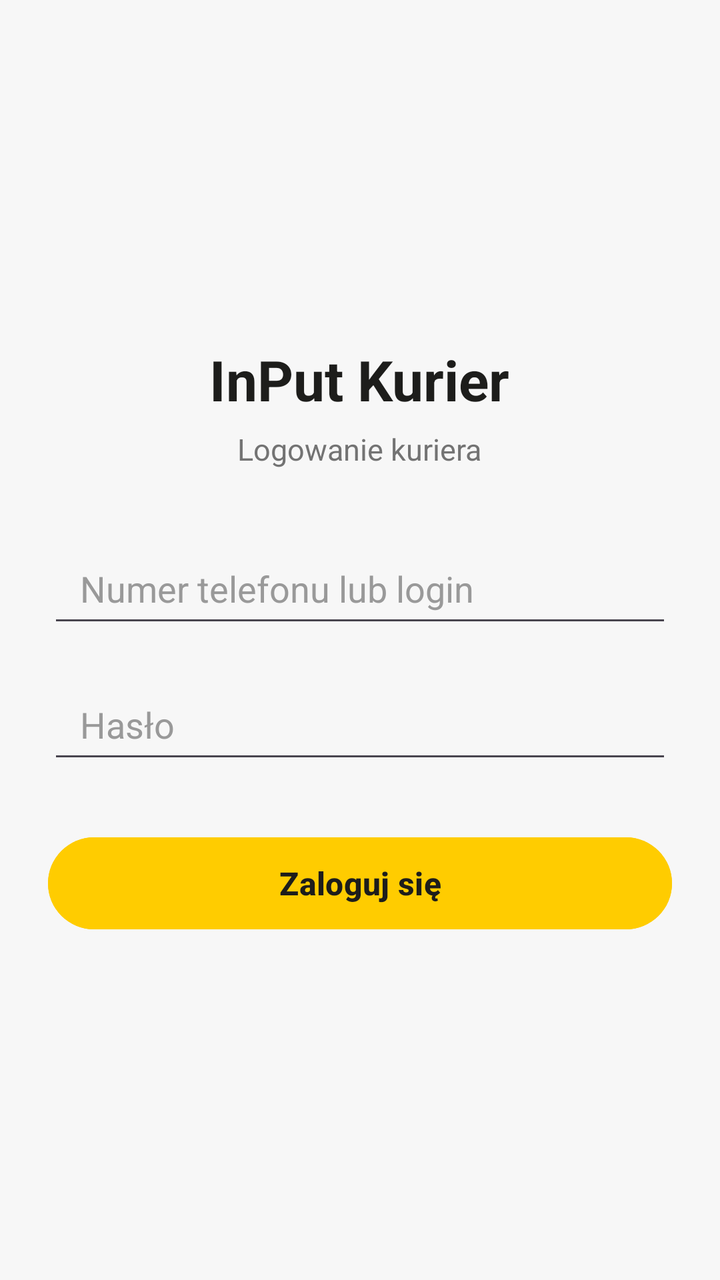
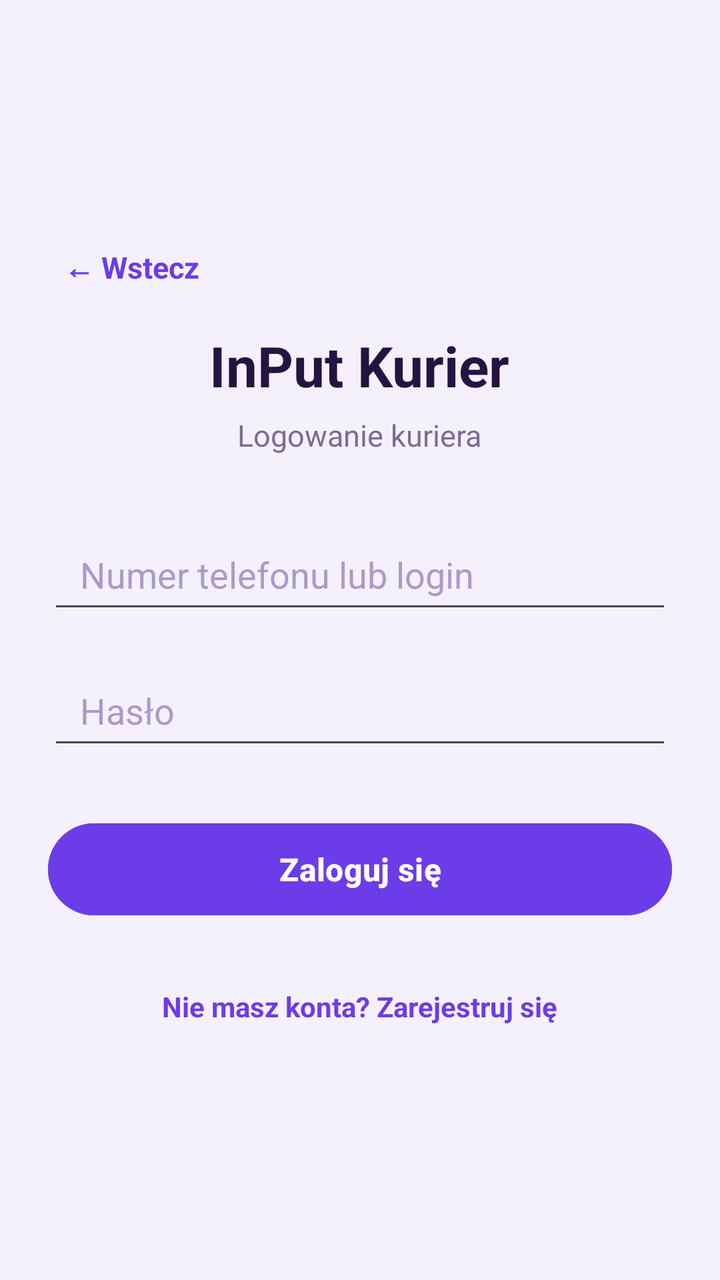

Before-and-after screenshots of an Android layout around one commit, followed by the original layout XML and the change that was made.
<!-- AndroidManifest.xml: application theme Theme.DemoEmptyActivity -->
<!-- res/layout/activity_login_courier.xml -->
<?xml version="1.0" encoding="utf-8"?>
<androidx.appcompat.widget.LinearLayoutCompat
        xmlns:android="http://schemas.android.com/apk/res/android"
        xmlns:tools="http://schemas.android.com/tools"
        android:id="@+id/main"
        android:layout_width="match_parent"
        android:layout_height="match_parent"
        android:orientation="vertical"
        android:gravity="center"
        android:padding="24dp"
        android:background="#F7F7F7"
        tools:context=".LoginCourierActivity">

    <TextView
            android:id="@+id/tvTitle"
            android:layout_width="wrap_content"
            android:layout_height="wrap_content"
            android:text="InPut Kurier"
            android:textSize="28sp"
            android:textStyle="bold"
            android:textColor="#1D1D1B"
            android:layout_marginBottom="6dp" />

    <TextView
            android:id="@+id/tvSubtitle"
            android:layout_width="wrap_content"
            android:layout_height="wrap_content"
            android:text="Logowanie kuriera"
            android:textSize="15sp"
            android:textColor="#737373"
            android:layout_marginBottom="32dp" />

    <EditText
            android:id="@+id/etLogin"
            android:layout_width="match_parent"
            android:layout_height="52dp"
            android:hint="Numer telefonu lub login"
            android:inputType="text"
            android:paddingStart="16dp"
            android:paddingEnd="16dp"
            android:textColor="#1D1D1B"
            android:textColorHint="#999999"
            android:layout_marginBottom="16dp" />

    <EditText
            android:id="@+id/etPassword"
            android:layout_width="match_parent"
            android:layout_height="52dp"
            android:hint="Hasło"
            android:inputType="textPassword"
            android:paddingStart="16dp"
            android:paddingEnd="16dp"
            android:textColor="#1D1D1B"
            android:textColorHint="#999999"
            android:layout_marginBottom="28dp" />

    <Button
            android:id="@+id/btnSubmit"
            android:layout_width="match_parent"
            android:layout_height="54dp"
            android:text="Zaloguj się"
            android:textSize="16sp"
            android:textStyle="bold"
            android:textColor="#1D1D1B"
            android:backgroundTint="#FFCC00" />

</androidx.appcompat.widget.LinearLayoutCompat>
<!-- resources referenced by this layout -->
<resources>
  <style name="Theme.DemoEmptyActivity" parent="Base.Theme.DemoEmptyActivity" />
  <style name="Base.Theme.DemoEmptyActivity" parent="Theme.Material3.DayNight.NoActionBar">
          
          
      </style>
</resources>

<!-- the commit's change to res/layout/activity_login_courier.xml (unified diff, before → after) -->
@@ -8,8 +8,22 @@
         android:orientation="vertical"
         android:gravity="center"
         android:padding="24dp"
-        android:background="#F7F7F7"
+        android:background="@color/purple_background"
         tools:context=".LoginCourierActivity">
+
+    <TextView
+            android:id="@+id/btnBack"
+            android:layout_width="wrap_content"
+            android:layout_height="wrap_content"
+            android:layout_gravity="start"
+            android:text="← Wstecz"
+            android:textColor="@color/purple_primary"
+            android:textSize="15sp"
+            android:textStyle="bold"
+            android:clickable="true"
+            android:focusable="true"
+            android:padding="8dp"
+            android:layout_marginBottom="12dp" />
 
     <TextView
             android:id="@+id/tvTitle"
@@ -18,7 +32,7 @@
             android:text="InPut Kurier"
             android:textSize="28sp"
             android:textStyle="bold"
-            android:textColor="#1D1D1B"
+            android:textColor="@color/text_dark"
             android:layout_marginBottom="6dp" />
 
     <TextView
@@ -27,7 +41,7 @@
             android:layout_height="wrap_content"
             android:text="Logowanie kuriera"
             android:textSize="15sp"
-            android:textColor="#737373"
+            android:textColor="@color/text_muted"
             android:layout_marginBottom="32dp" />
 
     <EditText
@@ -38,8 +52,8 @@
             android:inputType="text"
             android:paddingStart="16dp"
             android:paddingEnd="16dp"
-            android:textColor="#1D1D1B"
-            android:textColorHint="#999999"
+            android:textColor="@color/text_dark"
+            android:textColorHint="@color/hint_muted"
             android:layout_marginBottom="16dp" />
 
     <EditText
@@ -50,8 +64,8 @@
             android:inputType="textPassword"
             android:paddingStart="16dp"
             android:paddingEnd="16dp"
-            android:textColor="#1D1D1B"
-            android:textColorHint="#999999"
+            android:textColor="@color/text_dark"
+            android:textColorHint="@color/hint_muted"
             android:layout_marginBottom="28dp" />
 
     <Button
@@ -61,7 +75,20 @@
             android:text="Zaloguj się"
             android:textSize="16sp"
             android:textStyle="bold"
-            android:textColor="#1D1D1B"
-            android:backgroundTint="#FFCC00" />
+            android:textColor="@color/white"
+            android:backgroundTint="@color/purple_primary" />
+
+    <TextView
+            android:id="@+id/tvGoRegister"
+            android:layout_width="wrap_content"
+            android:layout_height="wrap_content"
+            android:text="Nie masz konta? Zarejestruj się"
+            android:textColor="@color/purple_primary"
+            android:textSize="14sp"
+            android:textStyle="bold"
+            android:clickable="true"
+            android:focusable="true"
+            android:padding="12dp"
+            android:layout_marginTop="20dp" />
 
 </androidx.appcompat.widget.LinearLayoutCompat>
<!-- resource entries referenced after the edit -->
@@ -1,9 +1,18 @@
 <!-- resources referenced by this layout -->
 <resources>
+  <color name="hint_muted">#A99BC9</color>
+  <color name="purple_background">#F5F1FC</color>
+  <color name="purple_primary">#6C3CE9</color>
+  <color name="text_dark">#241442</color>
+  <color name="text_muted">#7A6C99</color>
+  <color name="white">#FFFFFFFF</color>
   <style name="Theme.DemoEmptyActivity" parent="Base.Theme.DemoEmptyActivity" />
   <style name="Base.Theme.DemoEmptyActivity" parent="Theme.Material3.DayNight.NoActionBar">
-          
-          
+          <item name="colorPrimary">@color/purple_primary</item>
+          <item name="colorPrimaryDark">@color/purple_primary_dark</item>
+          <item name="colorOnPrimary">@color/white</item>
+          <item name="android:windowBackground">@color/purple_background</item>
       </style>
+  <color name="purple_primary_dark">#4B2AAE</color>
 </resources>
 
